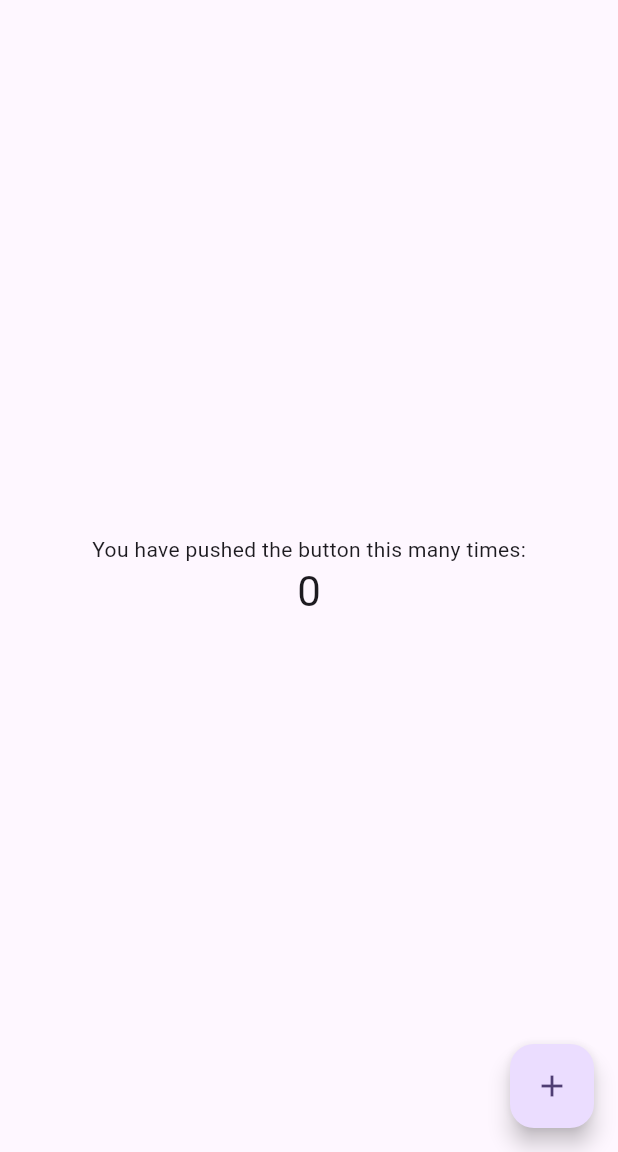
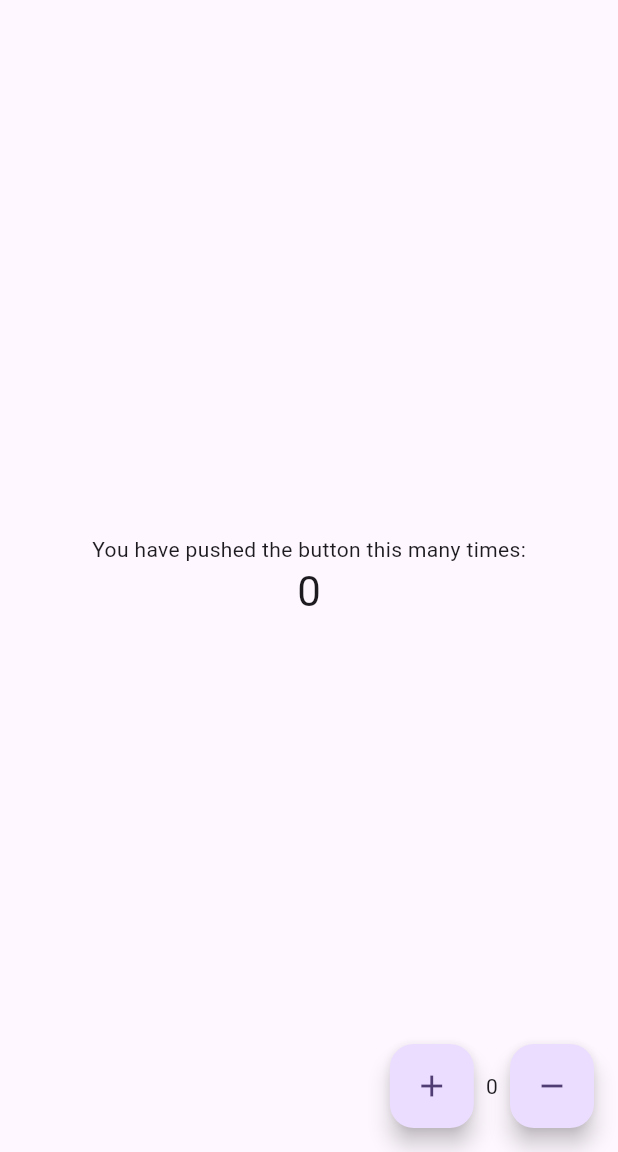
Before and after one commit to andreyscott/sushi_app, a Flutter app: the screen it shows after launch, on a phone screen of 412 x 824 dp, the part 84-1236 px from its top. Run offline on Flutter 3.47's test engine with Material 3 defaults, Android fonts, the phone set to English and light mode, and no system bars.

Commit message:
default counter improved

```diff
--- a/lib/main.dart
+++ b/lib/main.dart
@@ -68,6 +68,12 @@ class _MyHomePageState extends State<MyHomePage> {
     });
   }
 
+  void _decresaseCounter() {
+    setState(() {
+      _counter = _counter == 0 ? 0 : _counter - 1;
+    });
+  }
+
   @override
   Widget build(BuildContext context) {
     // This method is rerun every time setState is called, for instance as done
@@ -115,11 +121,26 @@ class _MyHomePageState extends State<MyHomePage> {
           ],
         ),
       ),
-      floatingActionButton: FloatingActionButton(
-        onPressed: _incrementCounter,
-        tooltip: 'Increment',
-        child: const Icon(Icons.add),
-      ), // This trailing comma makes auto-formatting nicer for build methods.
+      floatingActionButton: Row(
+        mainAxisAlignment: MainAxisAlignment.end,
+        children: [
+          FloatingActionButton(
+            onPressed: _incrementCounter,
+            tooltip: 'Increment',
+            child: const Icon(Icons.add),
+          ),
+          Padding(
+            padding: const EdgeInsets.all(8.0),
+            child: SizedBox(child: Text('$_counter')),
+          ),
+          FloatingActionButton(
+            onPressed: _decresaseCounter,
+            tooltip: 'Decrement',
+            child: const Icon(Icons.remove),
+          ),
+        ],
+      ),
+      // This trailing comma makes auto-formatting nicer for build methods.
     );
   }
 }
```
